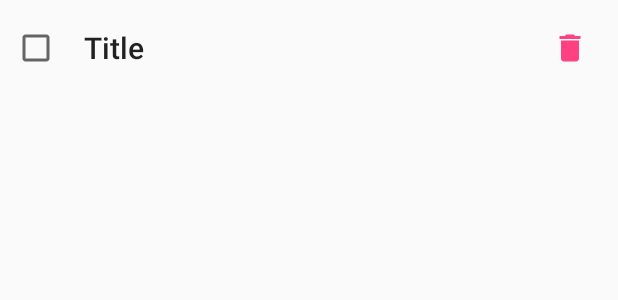
After one commit to glennneiger/rapid-io-android, an Android app: the layout item_todo.xml on its own in the app's theme, with its tools: preview values and no code run, on a phone screen of 412 x 824 dp. The commit adds this screen. Shown: the top 300 px of the screen. Run offline under Robolectric (Android 15) with nearby library versions, the phone set to English and light mode, and no system bars.

Commit message:
Sample is now Todo list

```diff
--- /dev/null
+++ b/sample/src/main/res/drawable/ic_remove.xml
@@ -0,0 +1,9 @@
+<vector xmlns:android="http://schemas.android.com/apk/res/android"
+        android:width="24dp"
+        android:height="24dp"
+        android:viewportWidth="24.0"
+        android:viewportHeight="24.0">
+    <path
+        android:fillColor="#FF000000"
+        android:pathData="M6,19c0,1.1 0.9,2 2,2h8c1.1,0 2,-0.9 2,-2V7H6v12zM19,4h-3.5l-1,-1h-5l-1,1H5v2h14V4z"/>
+</vector>
--- /dev/null
+++ b/sample/src/main/res/layout/item_todo.xml
@@ -0,0 +1,43 @@
+<?xml version="1.0" encoding="utf-8"?>
+<layout xmlns:android="http://schemas.android.com/apk/res/android" xmlns:tools="http://schemas.android.com/tools">
+
+	<data>
+		<variable
+			name="viewModel" type="io.rapid.sample.TodoItemViewModel" />
+	</data>
+
+	<LinearLayout
+		android:layout_width="match_parent"
+		android:layout_height="wrap_content"
+		android:padding="8dp"
+		android:orientation="horizontal">
+
+		<CheckBox
+			android:layout_width="wrap_content"
+			android:layout_height="wrap_content"
+			android:layout_gravity="center"
+			android:layout_marginRight="16dp"
+			android:checked="@{viewModel.todo.checked}"
+			android:onCheckedChanged="@{(view, checked) -> viewModel.onCheckedChanged(checked)}" />
+
+		<TextView
+			android:layout_width="0dp"
+			android:layout_height="wrap_content"
+			android:layout_weight="1"
+			android:layout_gravity="center"
+			android:textAppearance="@style/TextAppearance.AppCompat.Title"
+			android:text="@{viewModel.todo.title}"
+			tools:text="Title" />
+
+		<ImageView
+			android:layout_width="48dp"
+			android:layout_height="48dp"
+			android:layout_gravity="center"
+			android:layout_marginLeft="16dp"
+			android:padding="12dp"
+			android:src="@drawable/ic_remove"
+			android:tint="@color/colorAccent"
+			android:background="?selectableItemBackgroundBorderless"
+			android:onClick="@{() -> viewModel.remove()}" />
+	</LinearLayout>
+</layout>
```
Also changed, not shown: sample/src/main/java/io/rapid/sample/Car.java (deleted, +0 -52 lines), sample/src/main/java/io/rapid/sample/CarItemViewModel.java (deleted, +0 -30 lines), sample/src/main/java/io/rapid/sample/MainActivity.java (+45 -21 lines), sample/src/main/java/io/rapid/sample/MainViewModel.java (+5 -5 lines), sample/src/main/java/io/rapid/sample/Todo.java (added, +37 -0 lines), sample/src/main/java/io/rapid/sample/TodoItemViewModel.java (added, +42 -0 lines), sample/src/main/res/layout/activity_main.xml (+19 -4 lines), sample/src/main/res/layout/item_car.xml (deleted, +0 -38 lines), sample/src/main/res/values/strings.xml (+6 -1 lines).
